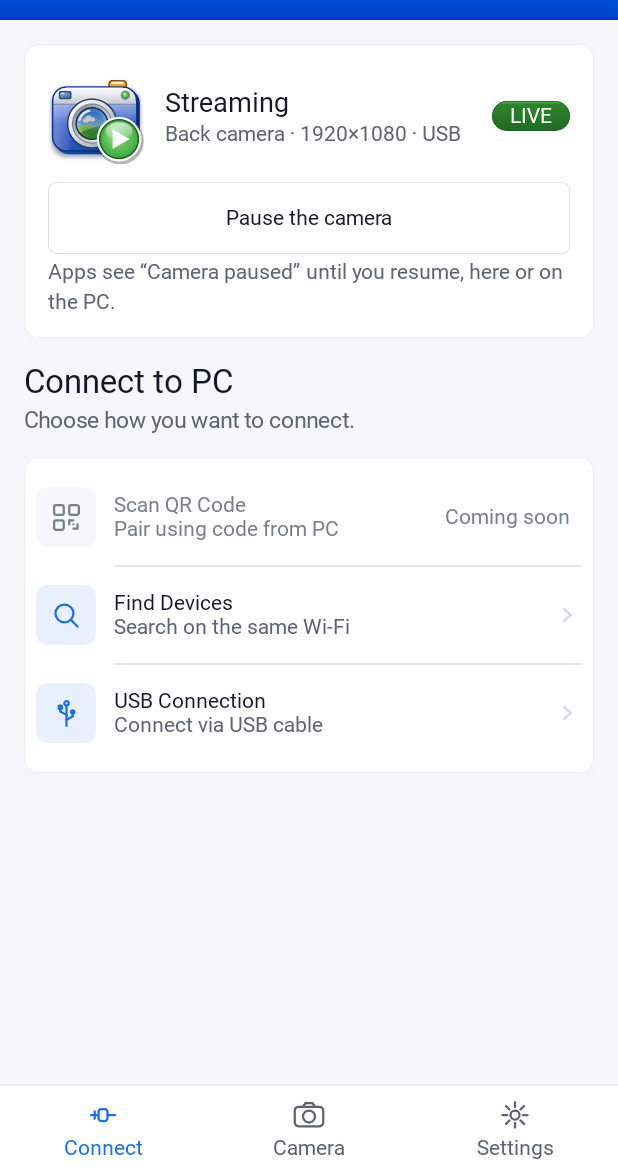
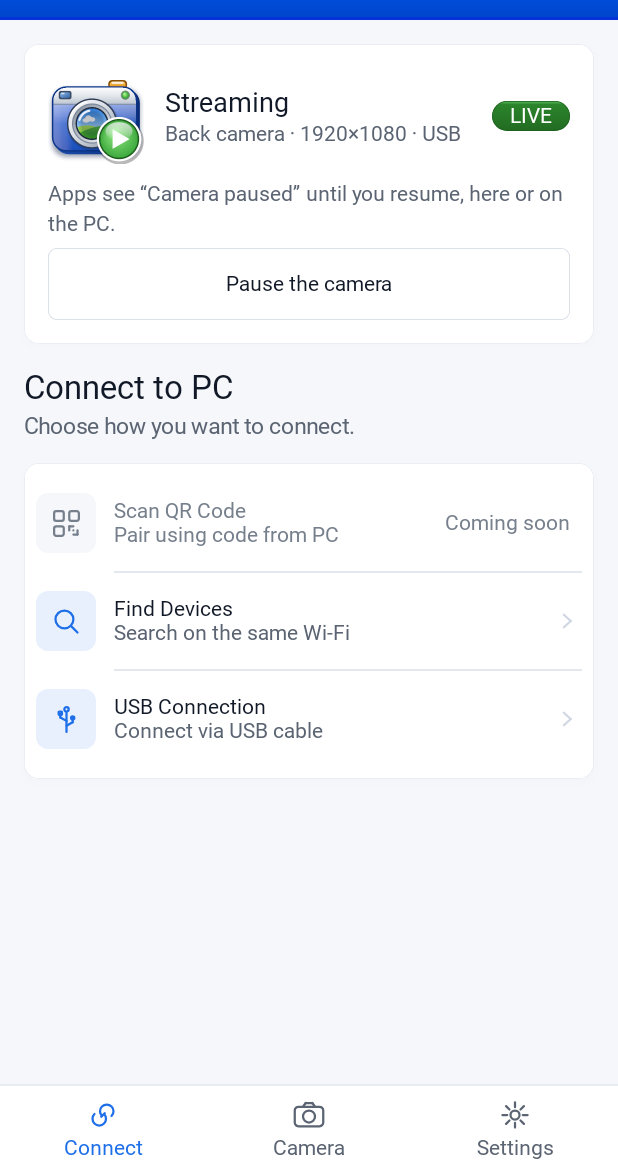
Before and after one commit to whoissaaif/mycam, an Android app built with Jetpack Compose: the @Preview function StreamingPreview, on a phone screen of 412 x 824 dp, the part 64-1236 px from its top. Run offline under Robolectric (Android 15) with nearby library versions, the phone set to English and light mode, and no system bars; Roboto replaces fonts that are not available here.

Commit message:
Phone: chain-link Connect icon, Pause reads as the card's action
Co-Authored-By: Claude Opus 5 <noreply@anthropic.com>

```diff
--- a/app/src/main/java/io/github/whoissaaif/mycam/ui/ConnectPage.kt
+++ b/app/src/main/java/io/github/whoissaaif/mycam/ui/ConnectPage.kt
@@ -162,6 +162,12 @@ private fun StatusCard(
         }
         Spacer(Modifier.height(12.dp))
         // Pause is never buried (section 10.1). Resume is the primary action, pausing the quieter one.
+        // The explanation comes first, so the button is the last thing in the card and reads as the action.
+        Text(
+            stringResource(if (state.paused) R.string.action_resume_detail else R.string.action_pause_detail),
+            style = MaterialTheme.typography.bodyMedium, color = V2.Subtle,
+        )
+        Spacer(Modifier.height(8.dp))
         if (state.paused) {
             PrimaryButton(
                 stringResource(R.string.action_resume_title), onClick = { actions.onPause(false) },
@@ -173,11 +179,6 @@ private fun StatusCard(
                 modifier = Modifier.fillMaxWidth(),
             )
         }
-        Spacer(Modifier.height(4.dp))
-        Text(
-            stringResource(if (state.paused) R.string.action_resume_detail else R.string.action_pause_detail),
-            style = MaterialTheme.typography.bodyMedium, color = V2.Subtle,
-        )
     }
 }
 
--- a/app/src/main/java/io/github/whoissaaif/mycam/ui/v2/LineIcons.kt
+++ b/app/src/main/java/io/github/whoissaaif/mycam/ui/v2/LineIcons.kt
@@ -73,9 +73,11 @@ fun DrawScope.drawLineIcon(icon: LineIcon, color: Color, strokeDp: Float = 1.5f)
             }
         }
         LineIcon.Plug -> {
-            // A cable running into a socket: the "connect" mark.
-            line(4f, 12f, 9f, 12f); box(9f, 8f, 6f, 8f, 2f); line(15f, 12f, 20f, 12f)
-            line(6.5f, 9.5f, 6.5f, 14.5f)
+            // Two chain links meeting in the middle: the "connect" mark. Each is a "C" whose gap faces
+            // the other, with a short diagonal joining them.
+            arc(9.5f, 14.5f, 4.5f, 315f, 270f) // Lower-left link, open towards the upper right.
+            arc(14.5f, 9.5f, 4.5f, 135f, 270f) // Upper-right link, open towards the lower left.
+            line(10.8f, 13.2f, 13.2f, 10.8f)
         }
         LineIcon.Chevron -> {
             line(9.5f, 7f, 15f, 12f); line(15f, 12f, 9.5f, 17f)
```
Also changed, not shown: 1 other file.
